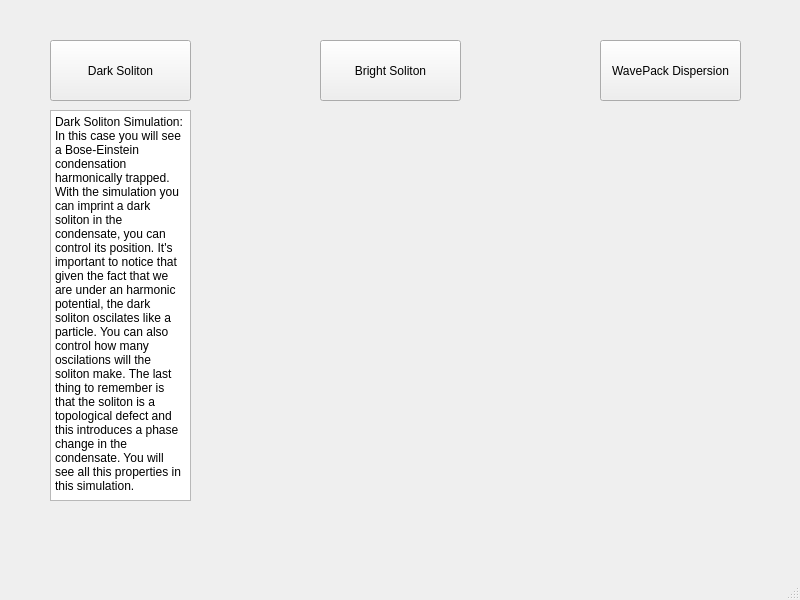
Before: the Qt Designer form Main.ui in brunojulia/ultracoldUB, drawn with Qt 5.
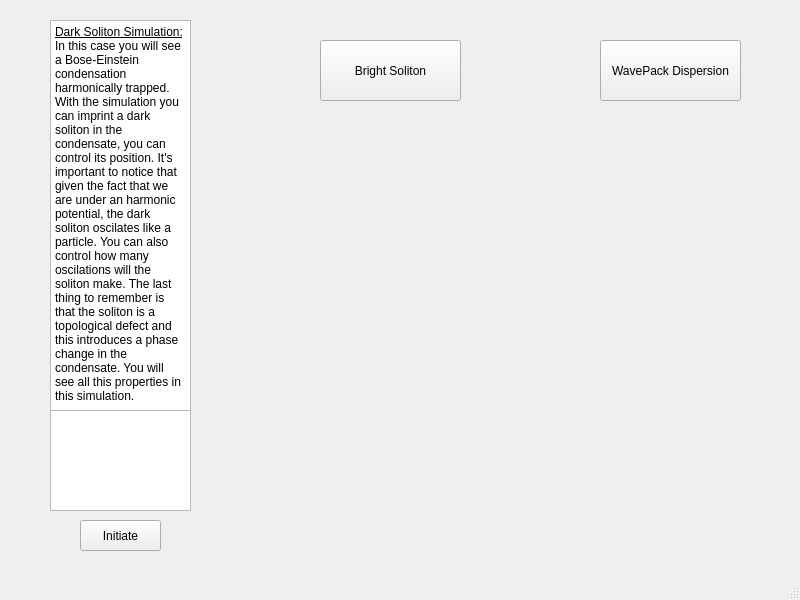
After: the same form once the commit is applied.

Commit message:
Pequeño cambio visual en la interfaz introductoria
Como veis he añadido una pequeña imagen en la primera interfaz, decidme si os parece bien y si la véis correctamente, puede que se vea un tanto tenue.

The edit to the form file:
```diff
--- a/Main.ui
+++ b/Main.ui
@@ -17,14 +17,14 @@
    <widget class="QPushButton" name="button1">
     <property name="geometry">
      <rect>
-      <x>50</x>
-      <y>40</y>
-      <width>141</width>
-      <height>61</height>
+      <x>80</x>
+      <y>520</y>
+      <width>81</width>
+      <height>31</height>
      </rect>
     </property>
     <property name="text">
-     <string>Dark Soliton</string>
+     <string>Initiate</string>
     </property>
    </widget>
    <widget class="QPushButton" name="button2">
@@ -57,7 +57,7 @@
     <property name="geometry">
      <rect>
       <x>50</x>
-      <y>110</y>
+      <y>20</y>
       <width>141</width>
       <height>391</height>
      </rect>
@@ -67,10 +67,20 @@
 &lt;html&gt;&lt;head&gt;&lt;meta name=&quot;qrichtext&quot; content=&quot;1&quot; /&gt;&lt;style type=&quot;text/css&quot;&gt;
 p, li { white-space: pre-wrap; }
 &lt;/style&gt;&lt;/head&gt;&lt;body style=&quot; font-family:'MS Shell Dlg 2'; font-size:8.25pt; font-weight:400; font-style:normal;&quot;&gt;
-&lt;p style=&quot; margin-top:0px; margin-bottom:0px; margin-left:0px; margin-right:0px; -qt-block-indent:0; text-indent:0px;&quot;&gt;&lt;span style=&quot; font-size:9pt;&quot;&gt;Dark Soliton Simulation:&lt;/span&gt;&lt;/p&gt;
+&lt;p style=&quot; margin-top:0px; margin-bottom:0px; margin-left:0px; margin-right:0px; -qt-block-indent:0; text-indent:0px;&quot;&gt;&lt;span style=&quot; font-size:9pt; text-decoration: underline;&quot;&gt;Dark Soliton Simulation:&lt;/span&gt;&lt;/p&gt;
 &lt;p style=&quot; margin-top:0px; margin-bottom:0px; margin-left:0px; margin-right:0px; -qt-block-indent:0; text-indent:0px;&quot;&gt;&lt;span style=&quot; font-size:9pt;&quot;&gt;In this case you will see a Bose-Einstein condensation harmonically trapped. With the simulation you can imprint a dark soliton in the condensate, you can control its position. It's important to notice that given the fact that we are under an harmonic potential, the dark soliton oscilates like a particle. You can also control how many oscilations will the soliton make. The last thing to remember is that the soliton is a topological defect and this introduces a phase change in the condensate. You will see all this properties in this simulation.&lt;/span&gt;&lt;/p&gt;&lt;/body&gt;&lt;/html&gt;</string>
     </property>
    </widget>
+   <widget class="QGraphicsView" name="DS">
+    <property name="geometry">
+     <rect>
+      <x>50</x>
+      <y>410</y>
+      <width>141</width>
+      <height>101</height>
+     </rect>
+    </property>
+   </widget>
   </widget>
   <widget class="QMenuBar" name="menubar">
    <property name="geometry">
```
The commit also changes 2 other files.
